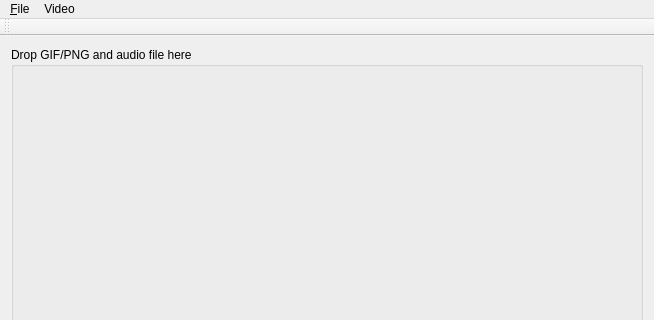
Above: mainwindow.ui from 607011/lolQt before the change; both pictures show x 0 to 654 and y 0 to 320 of the 654 by 531 pixel window. Below: the same form after it.
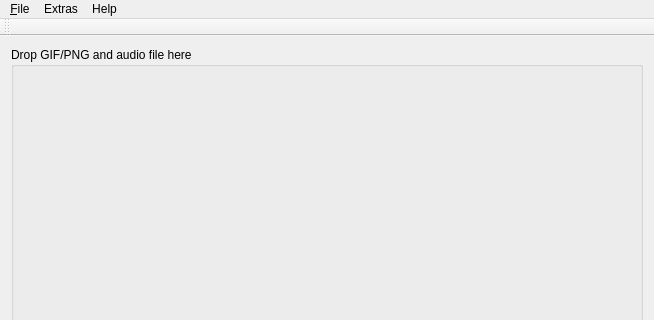
That is the form after the change.

Patch:
```diff
--- a/mainwindow.ui
+++ b/mainwindow.ui
@@ -124,9 +124,9 @@
     <addaction name="actionOpenImage"/>
     <addaction name="actionSaveFrames"/>
    </widget>
-   <widget class="QMenu" name="menuVideo">
+   <widget class="QMenu" name="menuExtras">
     <property name="title">
-     <string>Video</string>
+     <string>Extras</string>
     </property>
     <widget class="QMenu" name="menuVolume">
      <property name="title">
@@ -135,8 +135,16 @@
     </widget>
     <addaction name="menuVolume"/>
    </widget>
+   <widget class="QMenu" name="menuHelp">
+    <property name="title">
+     <string>Help</string>
+    </property>
+    <addaction name="actionAbout"/>
+    <addaction name="actionAboutQt"/>
+   </widget>
    <addaction name="menu_File"/>
-   <addaction name="menuVideo"/>
+   <addaction name="menuExtras"/>
+   <addaction name="menuHelp"/>
   </widget>
   <widget class="QToolBar" name="mainToolBar">
    <attribute name="toolBarArea">
```
Left out of the diff: 27 changed lines with no effect on the pictures.
